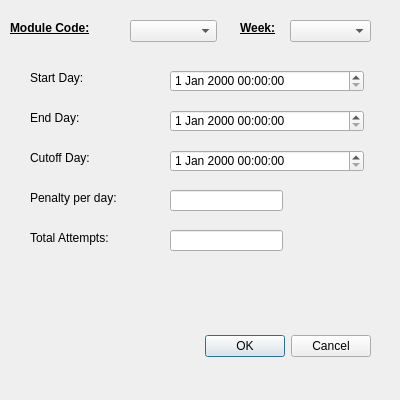
First picture: the form in ui/create_weekly_assignment_dialog.ui, repository naichuan-zhang/handin-system-ul, before the edit.
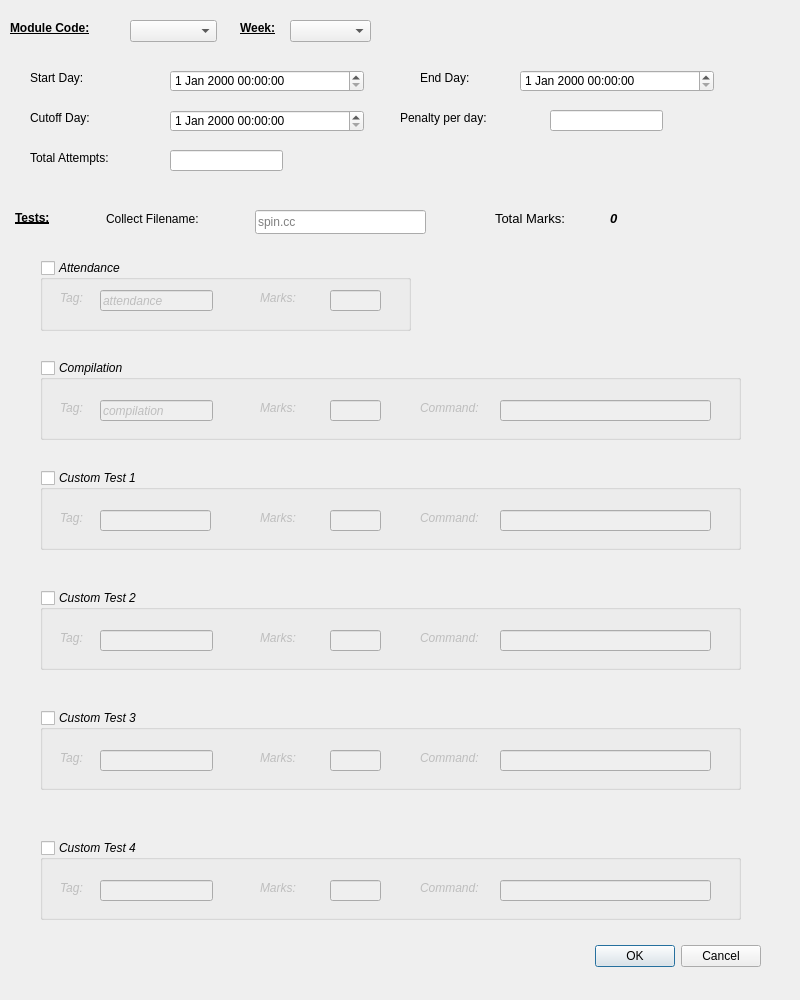
Second picture: the form after the edit.

Commit message: updated create weekly assignment ui.

What changed in the file:
```diff
--- a/ui/create_weekly_assignment_dialog.ui
+++ b/ui/create_weekly_assignment_dialog.ui
@@ -6,20 +6,20 @@
    <rect>
     <x>0</x>
     <y>0</y>
-    <width>400</width>
-    <height>400</height>
+    <width>800</width>
+    <height>1000</height>
    </rect>
   </property>
   <property name="minimumSize">
    <size>
-    <width>400</width>
-    <height>400</height>
+    <width>800</width>
+    <height>1000</height>
    </size>
   </property>
   <property name="maximumSize">
    <size>
-    <width>400</width>
-    <height>400</height>
+    <width>800</width>
+    <height>1000</height>
    </size>
   </property>
   <property name="windowTitle">
@@ -28,8 +28,8 @@
   <widget class="QDialogButtonBox" name="buttonBox">
    <property name="geometry">
     <rect>
-     <x>30</x>
-     <y>330</y>
+     <x>420</x>
+     <y>940</y>
      <width>341</width>
      <height>32</height>
     </rect>
@@ -98,8 +98,8 @@
   <widget class="QLabel" name="label_3">
    <property name="geometry">
     <rect>
-     <x>30</x>
-     <y>110</y>
+     <x>420</x>
+     <y>70</y>
      <width>72</width>
      <height>15</height>
     </rect>
@@ -112,7 +112,7 @@
    <property name="geometry">
     <rect>
      <x>30</x>
-     <y>150</y>
+     <y>110</y>
      <width>101</width>
      <height>16</height>
     </rect>
@@ -124,8 +124,8 @@
   <widget class="QLabel" name="label_5">
    <property name="geometry">
     <rect>
-     <x>30</x>
-     <y>190</y>
+     <x>400</x>
+     <y>110</y>
      <width>141</width>
      <height>16</height>
     </rect>
@@ -137,8 +137,8 @@
   <widget class="QDateTimeEdit" name="dateTimeEdit_endDay">
    <property name="geometry">
     <rect>
-     <x>170</x>
-     <y>110</y>
+     <x>520</x>
+     <y>70</y>
      <width>194</width>
      <height>22</height>
     </rect>
@@ -148,7 +148,7 @@
    <property name="geometry">
     <rect>
      <x>170</x>
-     <y>150</y>
+     <y>110</y>
      <width>194</width>
      <height>22</height>
     </rect>
@@ -157,8 +157,8 @@
   <widget class="QLineEdit" name="lineEdit_penaltyPerDay">
    <property name="geometry">
     <rect>
-     <x>170</x>
-     <y>190</y>
+     <x>550</x>
+     <y>110</y>
      <width>113</width>
      <height>21</height>
     </rect>
@@ -198,7 +198,7 @@
    <property name="geometry">
     <rect>
      <x>30</x>
-     <y>230</y>
+     <y>150</y>
      <width>121</width>
      <height>16</height>
     </rect>
@@ -211,12 +211,650 @@
    <property name="geometry">
     <rect>
      <x>170</x>
-     <y>230</y>
+     <y>150</y>
      <width>113</width>
      <height>21</height>
     </rect>
    </property>
   </widget>
+  <widget class="QLabel" name="label_8">
+   <property name="geometry">
+    <rect>
+     <x>15</x>
+     <y>210</y>
+     <width>72</width>
+     <height>15</height>
+    </rect>
+   </property>
+   <property name="font">
+    <font>
+     <weight>75</weight>
+     <bold>true</bold>
+     <underline>true</underline>
+    </font>
+   </property>
+   <property name="text">
+    <string>Tests:</string>
+   </property>
+  </widget>
+  <widget class="QLabel" name="label_11">
+   <property name="geometry">
+    <rect>
+     <x>495</x>
+     <y>210</y>
+     <width>108</width>
+     <height>17</height>
+    </rect>
+   </property>
+   <property name="font">
+    <font>
+     <pointsize>10</pointsize>
+    </font>
+   </property>
+   <property name="text">
+    <string>Total Marks:</string>
+   </property>
+  </widget>
+  <widget class="QLabel" name="label_totalMarks">
+   <property name="geometry">
+    <rect>
+     <x>610</x>
+     <y>210</y>
+     <width>121</width>
+     <height>17</height>
+    </rect>
+   </property>
+   <property name="font">
+    <font>
+     <pointsize>10</pointsize>
+     <weight>75</weight>
+     <italic>true</italic>
+     <bold>true</bold>
+    </font>
+   </property>
+   <property name="text">
+    <string>0</string>
+   </property>
+  </widget>
+  <widget class="QGroupBox" name="groupBox_attendance">
+   <property name="geometry">
+    <rect>
+     <x>40</x>
+     <y>260</y>
+     <width>371</width>
+     <height>71</height>
+    </rect>
+   </property>
+   <property name="font">
+    <font>
+     <italic>true</italic>
+    </font>
+   </property>
+   <property name="title">
+    <string>Attendance</string>
+   </property>
+   <property name="checkable">
+    <bool>true</bool>
+   </property>
+   <property name="checked">
+    <bool>false</bool>
+   </property>
+   <widget class="QLabel" name="label_12">
+    <property name="geometry">
+     <rect>
+      <x>20</x>
+      <y>30</y>
+      <width>41</width>
+      <height>16</height>
+     </rect>
+    </property>
+    <property name="text">
+     <string>Tag:</string>
+    </property>
+   </widget>
+   <widget class="QLineEdit" name="lineEdit_attendance_tag">
+    <property name="geometry">
+     <rect>
+      <x>60</x>
+      <y>30</y>
+      <width>113</width>
+      <height>21</height>
+     </rect>
+    </property>
+    <property name="text">
+     <string>attendance</string>
+    </property>
+   </widget>
+   <widget class="QLabel" name="label_10">
+    <property name="geometry">
+     <rect>
+      <x>220</x>
+      <y>30</y>
+      <width>72</width>
+      <height>15</height>
+     </rect>
+    </property>
+    <property name="text">
+     <string>Marks:</string>
+    </property>
+   </widget>
+   <widget class="QLineEdit" name="lineEdit_attendance_marks">
+    <property name="geometry">
+     <rect>
+      <x>290</x>
+      <y>30</y>
+      <width>51</width>
+      <height>21</height>
+     </rect>
+    </property>
+   </widget>
+  </widget>
+  <widget class="QGroupBox" name="groupBox_compilation">
+   <property name="geometry">
+    <rect>
+     <x>40</x>
+     <y>360</y>
+     <width>701</width>
+     <height>80</height>
+    </rect>
+   </property>
+   <property name="font">
+    <font>
+     <italic>true</italic>
+    </font>
+   </property>
+   <property name="title">
+    <string>Compilation</string>
+   </property>
+   <property name="checkable">
+    <bool>true</bool>
+   </property>
+   <property name="checked">
+    <bool>false</bool>
+   </property>
+   <widget class="QLabel" name="label_13">
+    <property name="geometry">
+     <rect>
+      <x>20</x>
+      <y>40</y>
+      <width>41</width>
+      <height>16</height>
+     </rect>
+    </property>
+    <property name="text">
+     <string>Tag:</string>
+    </property>
+   </widget>
+   <widget class="QLineEdit" name="lineEdit_compilation_tag">
+    <property name="geometry">
+     <rect>
+      <x>60</x>
+      <y>40</y>
+      <width>113</width>
+      <height>21</height>
+     </rect>
+    </property>
+    <property name="text">
+     <string>compilation</string>
+    </property>
+   </widget>
+   <widget class="QLabel" name="label_14">
+    <property name="geometry">
+     <rect>
+      <x>220</x>
+      <y>40</y>
+      <width>72</width>
+      <height>15</height>
+     </rect>
+    </property>
+    <property name="text">
+     <string>Marks:</string>
+    </property>
+   </widget>
+   <widget class="QLineEdit" name="lineEdit_compilation_marks">
+    <property name="geometry">
+     <rect>
+      <x>290</x>
+      <y>40</y>
+      <width>51</width>
+      <height>21</height>
+     </rect>
+    </property>
+   </widget>
+   <widget class="QLabel" name="label_15">
+    <property name="geometry">
+     <rect>
+      <x>380</x>
+      <y>40</y>
+      <width>72</width>
+      <height>15</height>
+     </rect>
+    </property>
+    <property name="text">
+     <string>Command:</string>
+    </property>
+   </widget>
+   <widget class="QLineEdit" name="lineEdit_compilation_command">
+    <property name="geometry">
+     <rect>
+      <x>460</x>
+      <y>40</y>
+      <width>211</width>
+      <height>21</height>
+     </rect>
+    </property>
+   </widget>
+  </widget>
+  <widget class="QLabel" name="label_9">
+   <property name="geometry">
+    <rect>
+     <x>106</x>
+     <y>211</y>
+     <width>136</width>
+     <height>16</height>
+    </rect>
+   </property>
+   <property name="text">
+    <string>Collect Filename:</string>
+   </property>
+  </widget>
+  <widget class="QLineEdit" name="lineEdit_collectFilename">
+   <property name="geometry">
+    <rect>
+     <x>255</x>
+     <y>210</y>
+     <width>171</width>
+     <height>24</height>
+    </rect>
+   </property>
+   <property name="placeholderText">
+    <string>spin.cc</string>
+   </property>
+  </widget>
+  <widget class="QGroupBox" name="groupBox_customTest1">
+   <property name="geometry">
+    <rect>
+     <x>40</x>
+     <y>470</y>
+     <width>701</width>
+     <height>80</height>
+    </rect>
+   </property>
+   <property name="font">
+    <font>
+     <italic>true</italic>
+    </font>
+   </property>
+   <property name="title">
+    <string>Custom Test 1</string>
+   </property>
+   <property name="checkable">
+    <bool>true</bool>
+   </property>
+   <property name="checked">
+    <bool>false</bool>
+   </property>
+   <widget class="QLabel" name="label_16">
+    <property name="geometry">
+     <rect>
+      <x>20</x>
+      <y>40</y>
+      <width>41</width>
+      <height>16</height>
+     </rect>
+    </property>
+    <property name="text">
+     <string>Tag:</string>
+    </property>
+   </widget>
+   <widget class="QLineEdit" name="lineEdit_test1_tag">
+    <property name="geometry">
+     <rect>
+      <x>60</x>
+      <y>40</y>
+      <width>111</width>
+      <height>21</height>
+     </rect>
+    </property>
+    <property name="text">
+     <string/>
+    </property>
+   </widget>
+   <widget class="QLabel" name="label_17">
+    <property name="geometry">
+     <rect>
+      <x>220</x>
+      <y>40</y>
+      <width>72</width>
+      <height>15</height>
+     </rect>
+    </property>
+    <property name="text">
+     <string>Marks:</string>
+    </property>
+   </widget>
+   <widget class="QLineEdit" name="lineEdit_test1_marks">
+    <property name="geometry">
+     <rect>
+      <x>290</x>
+      <y>40</y>
+      <width>51</width>
+      <height>21</height>
+     </rect>
+    </property>
+   </widget>
+   <widget class="QLabel" name="label_18">
+    <property name="geometry">
+     <rect>
+      <x>380</x>
+      <y>40</y>
+      <width>72</width>
+      <height>15</height>
+     </rect>
+    </property>
+    <property name="text">
+     <string>Command:</string>
+    </property>
+   </widget>
+   <widget class="QLineEdit" name="lineEdit_test1_command">
+    <property name="geometry">
+     <rect>
+      <x>460</x>
+      <y>40</y>
+      <width>211</width>
+      <height>21</height>
+     </rect>
+    </property>
+   </widget>
+  </widget>
+  <widget class="QGroupBox" name="groupBox_customTest2">
+   <property name="geometry">
+    <rect>
+     <x>40</x>
+     <y>590</y>
+     <width>701</width>
+     <height>80</height>
+    </rect>
+   </property>
+   <property name="font">
+    <font>
+     <italic>true</italic>
+    </font>
+   </property>
+   <property name="title">
+    <string>Custom Test 2</string>
+   </property>
+   <property name="checkable">
+    <bool>true</bool>
+   </property>
+   <property name="checked">
+    <bool>false</bool>
+   </property>
+   <widget class="QLabel" name="label_19">
+    <property name="geometry">
+     <rect>
+      <x>20</x>
+      <y>40</y>
+      <width>41</width>
+      <height>16</height>
+     </rect>
+    </property>
+    <property name="text">
+     <string>Tag:</string>
+    </property>
+   </widget>
+   <widget class="QLineEdit" name="lineEdit_test2_tag">
+    <property name="geometry">
+     <rect>
+      <x>60</x>
+      <y>40</y>
+      <width>113</width>
+      <height>21</height>
+     </rect>
+    </property>
+    <property name="text">
+     <string/>
+    </property>
+   </widget>
+   <widget class="QLabel" name="label_20">
+    <property name="geometry">
+     <rect>
+      <x>220</x>
+      <y>40</y>
+      <width>72</width>
+      <height>15</height>
+     </rect>
+    </property>
+    <property name="text">
+     <string>Marks:</string>
+    </property>
+   </widget>
+   <widget class="QLineEdit" name="lineEdit_test2_marks">
+    <property name="geometry">
+     <rect>
+      <x>290</x>
+      <y>40</y>
+      <width>51</width>
+      <height>21</height>
+     </rect>
+    </property>
+   </widget>
+   <widget class="QLabel" name="label_21">
+    <property name="geometry">
+     <rect>
+      <x>380</x>
+      <y>40</y>
+      <width>72</width>
+      <height>15</height>
+     </rect>
+    </property>
+    <property name="text">
+     <string>Command:</string>
+    </property>
+   </widget>
+   <widget class="QLineEdit" name="lineEdit_test2_command">
+    <property name="geometry">
+     <rect>
+      <x>460</x>
+      <y>40</y>
+      <width>211</width>
+      <height>21</height>
+     </rect>
+    </property>
+   </widget>
+  </widget>
+  <widget class="QGroupBox" name="groupBox_customTest3">
+   <property name="geometry">
+    <rect>
+     <x>40</x>
+     <y>710</y>
+     <width>701</width>
+     <height>80</height>
+    </rect>
+   </property>
+   <property name="font">
+    <font>
+     <italic>true</italic>
+    </font>
+   </property>
+   <property name="title">
+    <string>Custom Test 3</string>
+   </property>
+   <property name="checkable">
+    <bool>true</bool>
+   </property>
+   <property name="checked">
+    <bool>false</bool>
+   </property>
+   <widget class="QLabel" name="label_22">
+    <property name="geometry">
+     <rect>
+      <x>20</x>
+      <y>40</y>
+      <width>41</width>
+      <height>16</height>
+     </rect>
+    </property>
+    <property name="text">
+     <string>Tag:</string>
+    </property>
+   </widget>
+   <widget class="QLineEdit" name="lineEdit_test3_tag">
+    <property name="geometry">
+     <rect>
+      <x>60</x>
+      <y>40</y>
+      <width>113</width>
+      <height>21</height>
+     </rect>
+    </property>
+    <property name="text">
+     <string/>
+    </property>
+   </widget>
+   <widget class="QLabel" name="label_23">
+    <property name="geometry">
+     <rect>
+      <x>220</x>
+      <y>40</y>
+      <width>72</width>
+      <height>15</height>
+     </rect>
+    </property>
+    <property name="text">
+     <string>Marks:</string>
+    </property>
+   </widget>
+   <widget class="QLineEdit" name="lineEdit_test3_marks">
+    <property name="geometry">
+     <rect>
+      <x>290</x>
+      <y>40</y>
+      <width>51</width>
+      <height>21</height>
+     </rect>
+    </property>
+   </widget>
+   <widget class="QLabel" name="label_24">
+    <property name="geometry">
+     <rect>
+      <x>380</x>
+      <y>40</y>
+      <width>72</width>
+      <height>15</height>
+     </rect>
+    </property>
+    <property name="text">
+     <string>Command:</string>
+    </property>
+   </widget>
+   <widget class="QLineEdit" name="lineEdit_test3_command">
+    <property name="geometry">
+     <rect>
+      <x>460</x>
+      <y>40</y>
+      <width>211</width>
+      <height>21</height>
+     </rect>
+    </property>
+   </widget>
+  </widget>
+  <widget class="QGroupBox" name="groupBox_customTest4">
+   <property name="geometry">
+    <rect>
+     <x>40</x>
+     <y>840</y>
+     <width>701</width>
+     <height>80</height>
+    </rect>
+   </property>
+   <property name="font">
+    <font>
+     <italic>true</italic>
+    </font>
+   </property>
+   <property name="title">
+    <string>Custom Test 4</string>
+   </property>
+   <property name="checkable">
+    <bool>true</bool>
+   </property>
+   <property name="checked">
+    <bool>false</bool>
+   </property>
+   <widget class="QLabel" name="label_25">
+    <property name="geometry">
+     <rect>
+      <x>20</x>
+      <y>40</y>
+      <width>41</width>
+      <height>16</height>
+     </rect>
+    </property>
+    <property name="text">
+     <string>Tag:</string>
+    </property>
+   </widget>
+   <widget class="QLineEdit" name="lineEdit_test4_tag">
+    <property name="geometry">
+     <rect>
+      <x>60</x>
+      <y>40</y>
+      <width>113</width>
+      <height>21</height>
+     </rect>
+    </property>
+    <property name="text">
+     <string/>
+    </property>
+   </widget>
+   <widget class="QLabel" name="label_26">
+    <property name="geometry">
+     <rect>
+      <x>220</x>
+      <y>40</y>
+      <width>72</width>
+      <height>15</height>
+     </rect>
+    </property>
+    <property name="text">
+     <string>Marks:</string>
+    </property>
+   </widget>
+   <widget class="QLineEdit" name="lineEdit_test4_marks">
+    <property name="geometry">
+     <rect>
+      <x>290</x>
+      <y>40</y>
+      <width>51</width>
+      <height>21</height>
+     </rect>
+    </property>
+   </widget>
+   <widget class="QLabel" name="label_27">
+    <property name="geometry">
+     <rect>
+      <x>380</x>
+      <y>40</y>
+      <width>72</width>
+      <height>15</height>
+     </rect>
+    </property>
+    <property name="text">
+     <string>Command:</string>
+    </property>
+   </widget>
+   <widget class="QLineEdit" name="lineEdit_test4_command">
+    <property name="geometry">
+     <rect>
+      <x>460</x>
+      <y>40</y>
+      <width>211</width>
+      <height>21</height>
+     </rect>
+    </property>
+   </widget>
+  </widget>
  </widget>
  <resources/>
  <connections>
```
The commit also changes 2 other files.
